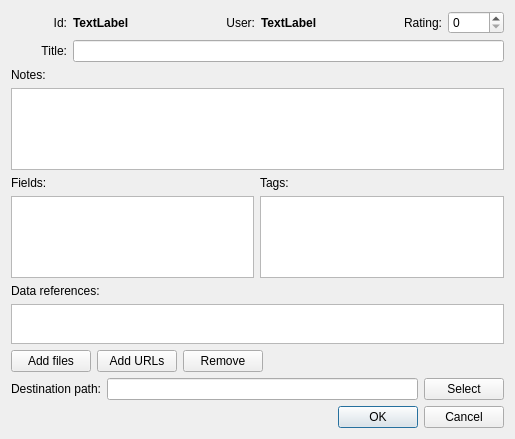
Qt form ui/itemdialog.ui (vlkv/reggata) before a commit.
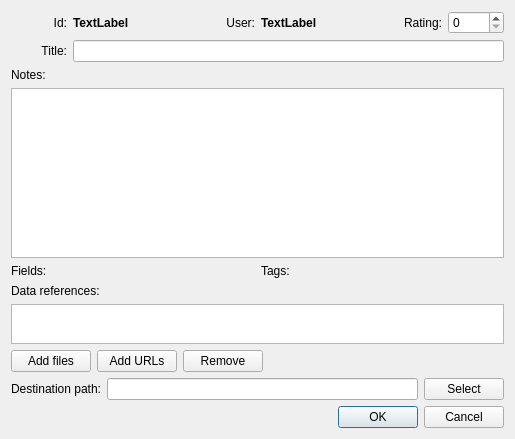
The same form after that commit.

The edit to the form file:
```diff
--- a/ui/itemdialog.ui
+++ b/ui/itemdialog.ui
@@ -134,16 +134,6 @@
          </property>
         </widget>
        </item>
-       <item>
-        <widget class="QPlainTextEdit" name="plainTextEdit_fields" >
-         <property name="minimumSize" >
-          <size>
-           <width>0</width>
-           <height>46</height>
-          </size>
-         </property>
-        </widget>
-       </item>
       </layout>
      </item>
      <item>
@@ -155,16 +145,6 @@
          </property>
         </widget>
        </item>
-       <item>
-        <widget class="QPlainTextEdit" name="plainTextEdit_tags" >
-         <property name="minimumSize" >
-          <size>
-           <width>0</width>
-           <height>46</height>
-          </size>
-         </property>
-        </widget>
-       </item>
       </layout>
      </item>
     </layout>
```
Left out of the diff: 4 changed lines with no effect on the pictures.
